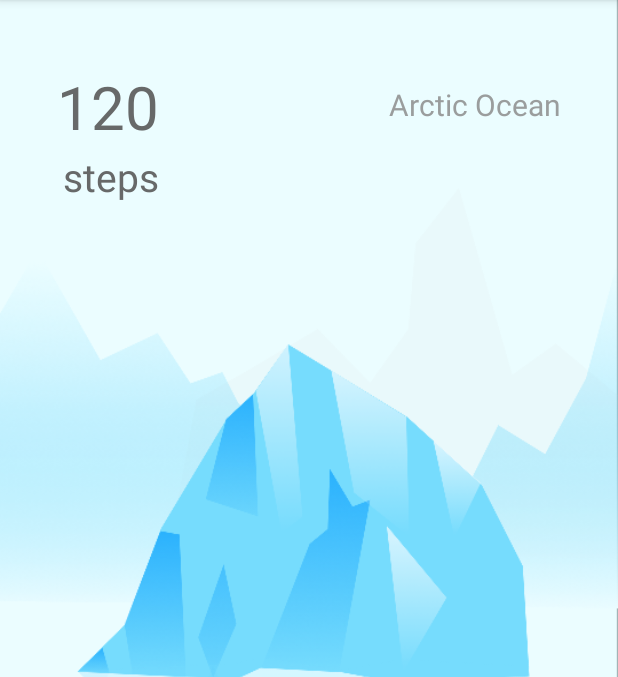
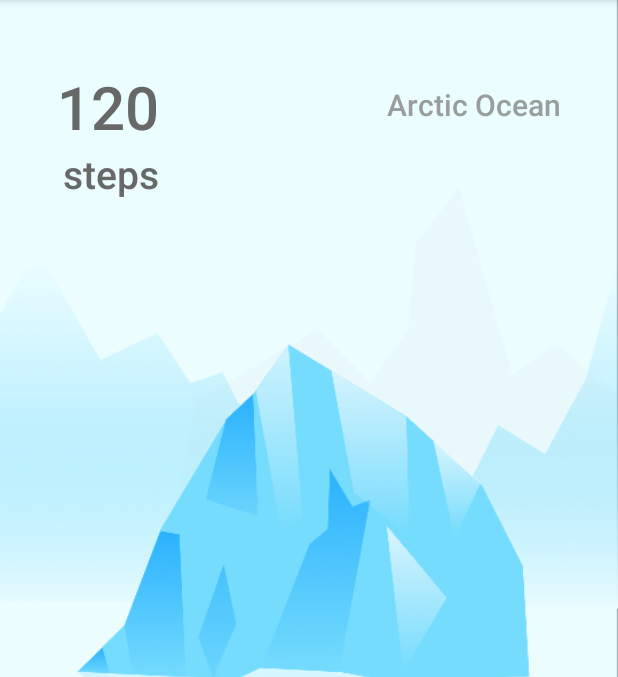
Before and after one commit to ysharry/15fall-hackcmu, an Android app: the screen it shows after launch (MainActivity), on a phone screen of 412 x 824 dp, the part 84-761 px from its top. Run offline under Robolectric (Android 15) with nearby library versions, the phone set to English and light mode, and no system bars; 2 statements that could not run were skipped.

Commit message:
add roboto-medium
change style

```diff
--- a/HelloWorld/app/src/main/res/layout/activity_main.xml
+++ b/HelloWorld/app/src/main/res/layout/activity_main.xml
@@ -4,7 +4,7 @@
     android:paddingRight="@dimen/activity_horizontal_margin"
     android:paddingTop="@dimen/activity_vertical_margin"
     android:paddingBottom="@dimen/activity_vertical_margin" tools:context=".MainActivity"
-    android:background="@drawable/ArcticOcean">
+    android:background="@drawable/arctic_ocean">
 
     <TextView
         android:layout_width="wrap_content"
@@ -12,7 +12,7 @@
         android:layout_marginLeft="22dp"
         android:layout_marginTop="28dp"
         android:textColor="#676969"
-        android:typeface="sans"
+        android:fontFamily="sans-serif-medium"
         android:text="120"
         android:textSize="40sp"
         android:id="@+id/stepnumber"/>
@@ -22,8 +22,7 @@
         android:layout_marginLeft="26dp"
         android:layout_below="@+id/stepnumber"
         android:textColor="#676969"
-        android:layout_marginTop="2dp"
-        android:typeface="sans"
+        android:fontFamily="sans-serif-medium"
         android:text="steps"
         android:textSize="26sp"/>
     <TextView
@@ -33,7 +32,7 @@
         android:layout_marginRight="22dp"
         android:textColor="#9A9D9D"
         android:layout_marginTop="40dp"
-        android:typeface="sans"
+        android:fontFamily="sans-serif-medium"
         android:text="Arctic Ocean"
         android:textSize="20sp"/>
 
--- a/HelloWorld/app/src/main/res/values/styles.xml
+++ b/HelloWorld/app/src/main/res/values/styles.xml
@@ -4,5 +4,7 @@
     <style name="AppTheme" parent="android:Theme.Holo.Light.DarkActionBar">
         <!-- Customize your theme here. -->
     </style>
-
+    <style name="CustomTextViewStyle" parent="android:Widget.TextView">
+        <item name="android:fontFamily">sans-serif-medium</item>
+    </style>
 </resources>
```
Also changed, not shown: HelloWorld/app/src/main/res/drawable-xxhdpi/arctic_ocean.png (renamed from HelloWorld/app/src/main/res/drawable-xxhdpi/ArcticOcean.png).
